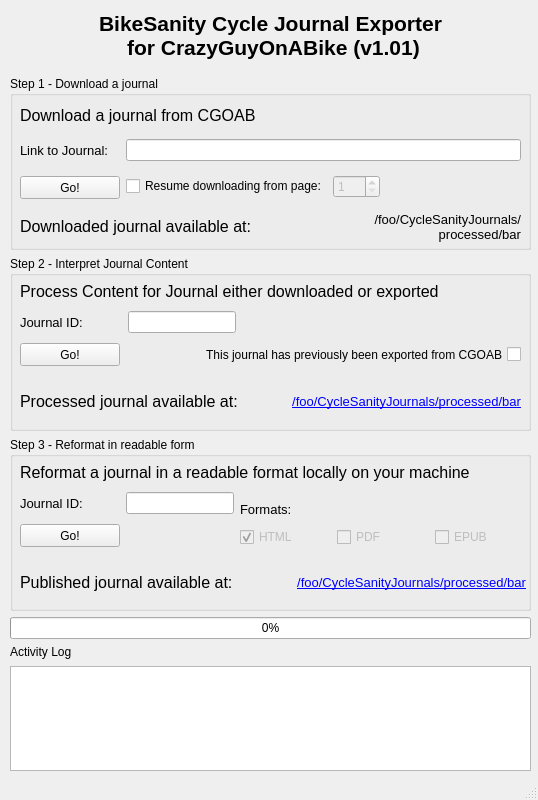
The window that src/main/resources/base/window.ui (JohnHenrySplitMyHeart/bikesanity-ui) describes before a commit, drawn with Qt 5.
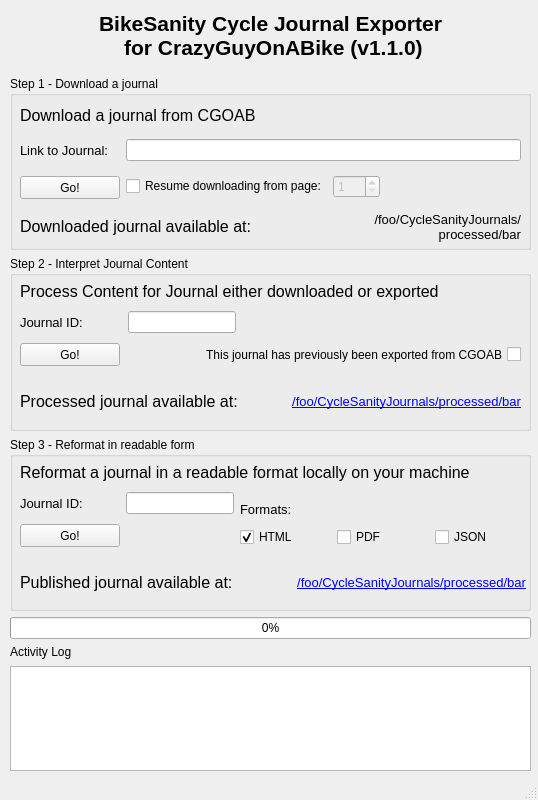
The same window after the commit.

Commit message: Additions required for PDF and JSON export

What changed in the file:
```diff
--- a/src/main/resources/base/window.ui
+++ b/src/main/resources/base/window.ui
@@ -71,7 +71,7 @@
        </property>
        <property name="text">
         <string>BikeSanity Cycle Journal Exporter
- for CrazyGuyOnABike (v1.01)</string>
+ for CrazyGuyOnABike (v1.1.0)</string>
        </property>
        <property name="alignment">
         <set>Qt::AlignCenter</set>
@@ -588,9 +588,6 @@
            </item>
            <item row="1" column="0">
             <widget class="QCheckBox" name="htmlFormat">
-             <property name="enabled">
-              <bool>false</bool>
-             </property>
              <property name="sizePolicy">
               <sizepolicy hsizetype="Preferred" vsizetype="Fixed">
                <horstretch>0</horstretch>
@@ -607,9 +604,6 @@
            </item>
            <item row="1" column="1">
             <widget class="QCheckBox" name="pdfFormat">
-             <property name="enabled">
-              <bool>false</bool>
-             </property>
              <property name="text">
               <string>PDF</string>
              </property>
@@ -619,12 +613,9 @@
             </widget>
            </item>
            <item row="1" column="2">
-            <widget class="QCheckBox" name="epubFormat">
-             <property name="enabled">
-              <bool>false</bool>
-             </property>
+            <widget class="QCheckBox" name="jsonFormat">
              <property name="text">
-              <string>EPUB</string>
+              <string>JSON</string>
              </property>
             </widget>
            </item>
```
The commit also changes 7 other files.
